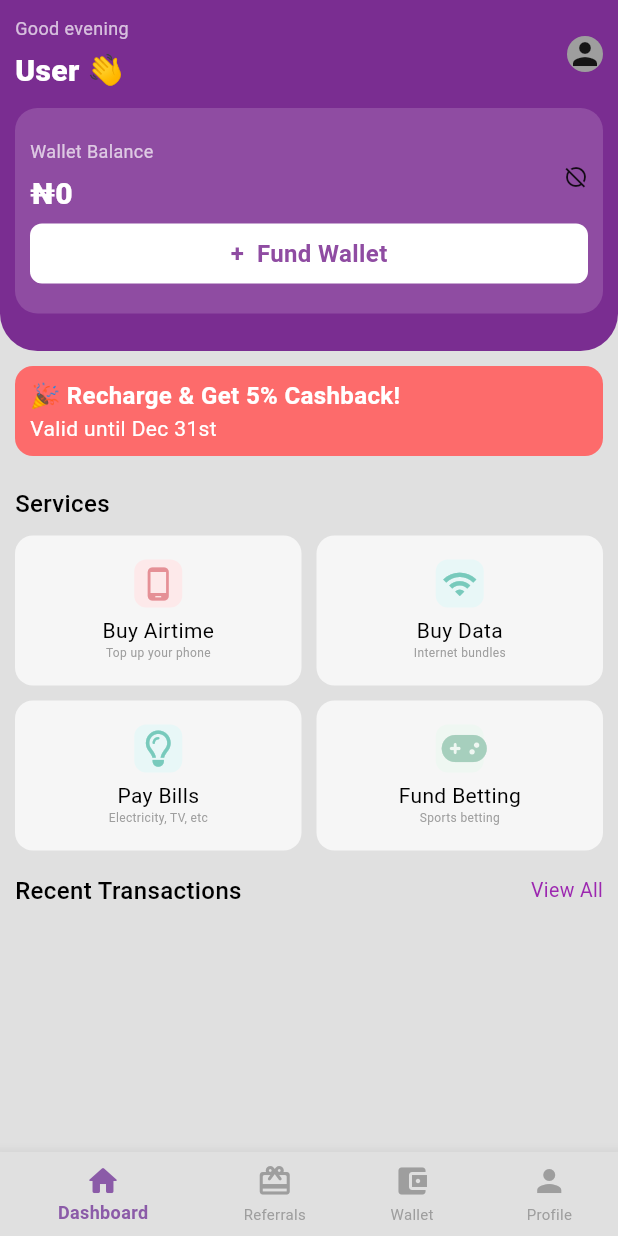
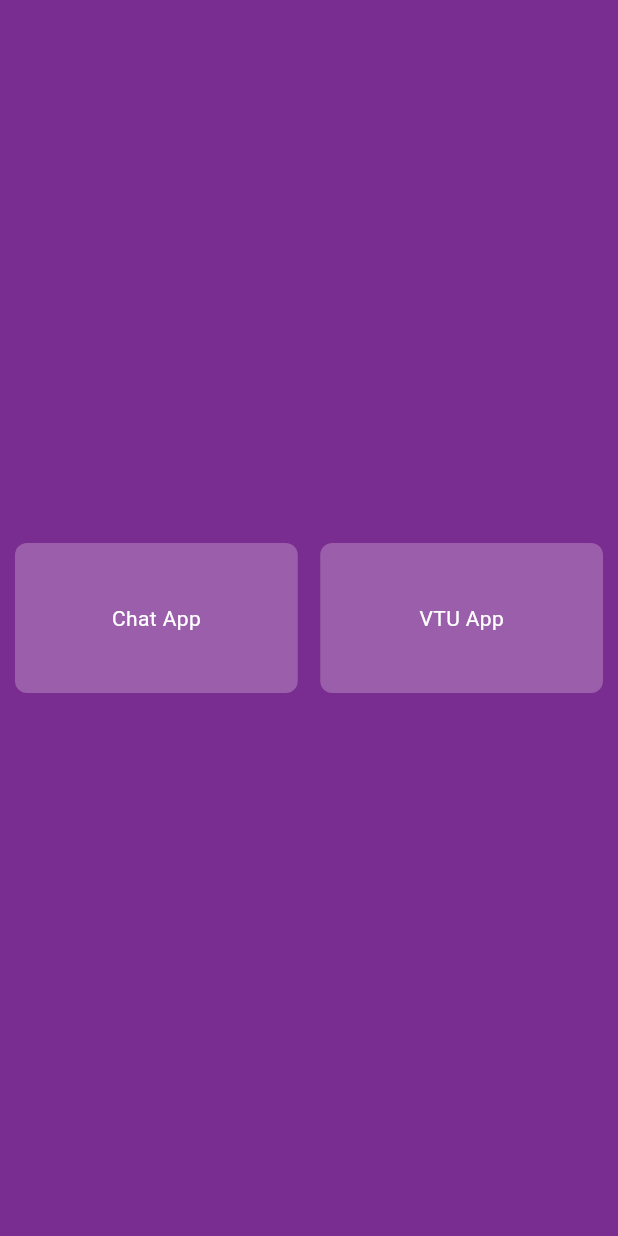
Before and after one commit to abduleneye/chit_chat, a Flutter app: the screen it shows after launch, on a phone screen of 412 x 824 dp. Run offline on Flutter 3.47's test engine with Material 3 defaults, Android fonts, the phone set to English and light mode, and no system bars; our stand-ins replace cloud_firestore, firebase_auth, firebase_core, fluttertoast, font_awesome_flutter; missing offline and left inert: dart:ffi; accounts and stored records are empty.

Commit message:
joined vtu and chat app need to  fully understand chat app

```diff
--- /dev/null
+++ b/lib/core/home_home.dart
@@ -0,0 +1,88 @@
+import 'package:chit_chat/features/auth/presentation/auth_gate.dart';
+import 'package:flutter/cupertino.dart';
+import 'package:flutter/material.dart';
+import 'package:flutter/services.dart';
+
+import '../vtu/mine/home_vtu.dart';
+import 'package:chit_chat/vtu/s_gpt.dart';
+
+class HomeHome extends StatelessWidget {
+  const HomeHome({super.key});
+
+  @override
+  Widget build(BuildContext context) {
+    return  AnnotatedRegion(value: SystemUiOverlayStyle(
+      statusBarColor: Color(0xFF7A2D91),
+    ), child: Scaffold(
+      backgroundColor: Color(0xFF7A2D91),
+      body: SingleChildScrollView(
+        child: Padding(
+            padding: EdgeInsets.symmetric(horizontal: 10),
+          child: ConstrainedBox(constraints: BoxConstraints(
+            minHeight: MediaQuery.of(context).size.height,
+          ),
+            child: IntrinsicHeight(
+              child: Column(
+                mainAxisAlignment: MainAxisAlignment.center,
+                children: [
+                  Row(
+                    children: [
+                      Flexible(
+                        child: GestureDetector(
+                          onTap: (){
+                            Navigator.push(context, MaterialPageRoute(builder: (context)=> AuthGate()));
+
+                          },
+                          child: Container(
+                            decoration: BoxDecoration(
+                                color: Color(0xFF9A5EAA),
+                                borderRadius: BorderRadius.circular(8)
+                            ),
+                            height: 100,
+                            child: Center(
+                              child: Text(
+                                  "Chat App",
+                                style: TextStyle(
+                                  color: Colors.white
+                                ),
+                              ),
+                            ),
+                          ),
+                        ),
+                      ),
+                      SizedBox(width: 15,),
+                      Flexible(
+                        child: GestureDetector(
+                          onTap: (){
+                            Navigator.push(context, MaterialPageRoute(builder: (context)=> SplashScreeng()));
+
+                          },
+                          child: Container(
+                            decoration: BoxDecoration(
+                                color: Color(0xFF9A5EAA),
+                                borderRadius: BorderRadius.circular(8)
+                            ),
+                            height: 100,
+                            child: Center(
+                              child: Text(
+                                  "VTU App",
+                                style: TextStyle(
+                                    color: Colors.white
+                                ),
+                              ),
+                            ),
+                          ),
+                        ),
+                      )
+
+                    ],
+                  ),
+                ],
+              ),
+            ),
+          ),
+        ),
+      ),
+    ));
+  }
+}
--- a/lib/main.dart
+++ b/lib/main.dart
@@ -4,11 +4,13 @@ import 'package:chit_chat/vtu/dash_board.dart';
 import 'package:chit_chat/vtu/mine/buy_airtime_screen.dart';
 import 'package:chit_chat/vtu/mine/home_vtu.dart';
 import 'package:chit_chat/vtu/mine/splash_screen_vtu.dart';
+import 'package:chit_chat/vtu/s_gpt.dart';
 import 'package:chit_chat/vtu/splash_tst.dart';
 import 'package:firebase_core/firebase_core.dart';
 import 'package:flutter/material.dart';
 import 'package:provider/provider.dart';
 
+import 'core/home_home.dart';
 import 'core/themes/light_mode.dart';
 import 'core/themes/theme_provider.dart';
 import 'features/auth/presentation/login_or_register.dart';
@@ -35,7 +37,7 @@ class MyApp extends StatelessWidget {
     return MaterialApp(
       navigatorObservers: [],
       debugShowCheckedModeBanner: false,
-      home:  HomeVtu(),// AuthGate(),
+      home:  HomeHome(),//SplashScreeng(),// AuthGate(),
       theme: Provider.of<ThemeProvider>(context).themeData,
     );
   }
--- a/lib/vtu/mine/referrals_screen.dart
+++ b/lib/vtu/mine/referrals_screen.dart
@@ -250,18 +250,18 @@ class ReferralsScreen extends StatelessWidget {
                         ),
                         HowItWorksContainer(
                           stepNumber: "2",
-                          objective: "Share your code",
-                          how: 'Send your referral code to friends',
+                          objective: "Friend signs up",
+                          how: 'They use your code during registration',
                         ),
                         HowItWorksContainer(
                           stepNumber: "3",
-                          objective: "Share your code",
-                          how: 'Send your referral code to friends',
+                          objective: "First transaction",
+                          how: 'Friend makes their first transaction',
                         ),
                         HowItWorksContainer(
                           stepNumber: "4",
-                          objective: "Share your code",
-                          how: 'Send your referral code to friends',
+                          objective: "Get paid",
+                          how: 'Earn ₦20 bonus instantly!',
                         )
                       ],
                     ),
--- a/lib/vtu/mine/wallet_screen.dart
+++ b/lib/vtu/mine/wallet_screen.dart
@@ -213,10 +213,9 @@ class _WalletScreenState extends State<WalletScreen> {
                   const SizedBox(
                     height: 10,
                   ),
-                  Column(
-                    children: [
                   SizedBox(
                     height:30,
+                    width: double.infinity,
                     child:  ListView(
                       scrollDirection: Axis.horizontal,
                       children: [
@@ -231,9 +230,6 @@ class _WalletScreenState extends State<WalletScreen> {
 
                       ],
                     ),
-                     )
-
-                    ],
                   ),
 
                   const SizedBox(
```
Also changed, not shown: lib/features/auth/presentation/login_page.dart (+6 -3 lines), lib/vtu/mine/vtu_ui_components/how_it_works_container.dart (+5 -5 lines), lib/vtu/mine/vtu_ui_components/quick_select_container.dart (+5 -5 lines), lib/vtu/s_gpt.dart (+44 -44 lines), 1 other file. Lines whose indentation alone changed are shown as unchanged.
